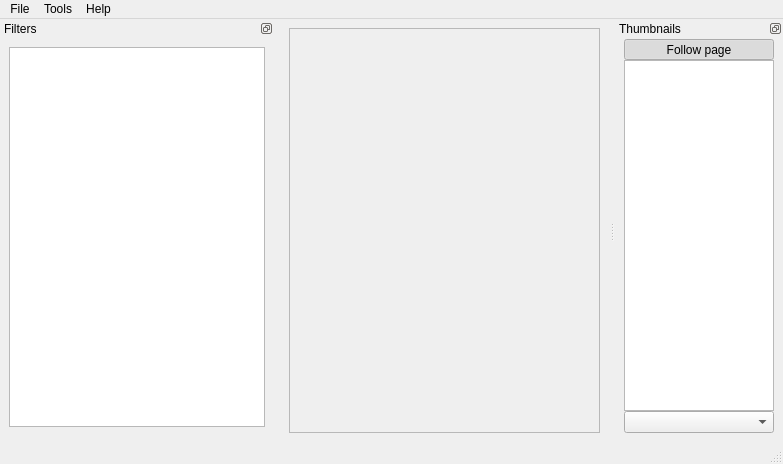
Qt form ui/MainWindow.ui (4lex4/scantailor-advanced) before a commit.
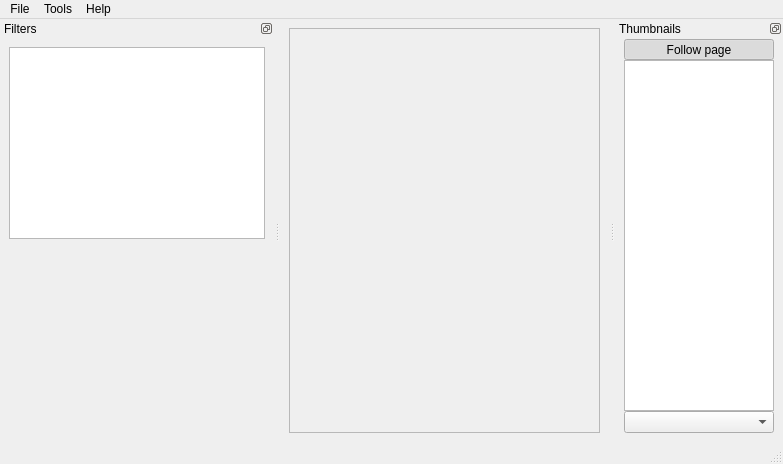
The same form after that commit. Custom widgets are drawn as their Qt base class.

Commit message: ~ [UI] Fix behavior of the filter widget.

What changed in the file:
```diff
--- a/ui/MainWindow.ui
+++ b/ui/MainWindow.ui
@@ -203,7 +203,7 @@
    <property name="minimumSize">
     <size>
      <width>274</width>
-     <height>134</height>
+     <height>204</height>
     </size>
    </property>
    <property name="features">
@@ -220,7 +220,7 @@
    </attribute>
    <widget class="QWidget" name="dockWidgetContents_5">
     <property name="sizePolicy">
-     <sizepolicy hsizetype="Maximum" vsizetype="Preferred">
+     <sizepolicy hsizetype="Preferred" vsizetype="Preferred">
       <horstretch>0</horstretch>
       <verstretch>0</verstretch>
      </sizepolicy>
@@ -276,7 +276,47 @@
       </widget>
      </item>
      <item>
-      <widget class="NonOwningWidget" name="filterOptions" native="true"/>
+      <widget class="QScrollArea" name="scrollArea">
+       <property name="frameShape">
+        <enum>QFrame::NoFrame</enum>
+       </property>
+       <property name="horizontalScrollBarPolicy">
+        <enum>Qt::ScrollBarAlwaysOff</enum>
+       </property>
+       <property name="widgetResizable">
+        <bool>true</bool>
+       </property>
+       <widget class="QWidget" name="scrollAreaWidgetContents">
+        <property name="geometry">
+         <rect>
+          <x>0</x>
+          <y>0</y>
+          <width>256</width>
+          <height>185</height>
+         </rect>
+        </property>
+        <layout class="QVBoxLayout" name="verticalLayout_4">
+         <property name="spacing">
+          <number>0</number>
+         </property>
+         <property name="leftMargin">
+          <number>0</number>
+         </property>
+         <property name="topMargin">
+          <number>0</number>
+         </property>
+         <property name="rightMargin">
+          <number>0</number>
+         </property>
+         <property name="bottomMargin">
+          <number>0</number>
+         </property>
+         <item>
+          <widget class="NonOwningWidget" name="filterOptions" native="true"/>
+         </item>
+        </layout>
+       </widget>
+      </widget>
      </item>
     </layout>
     <zorder>filterOptions</zorder>
```
Left out of the diff: 2 changed lines with no effect on the pictures. The commit also changes 2 other files.
